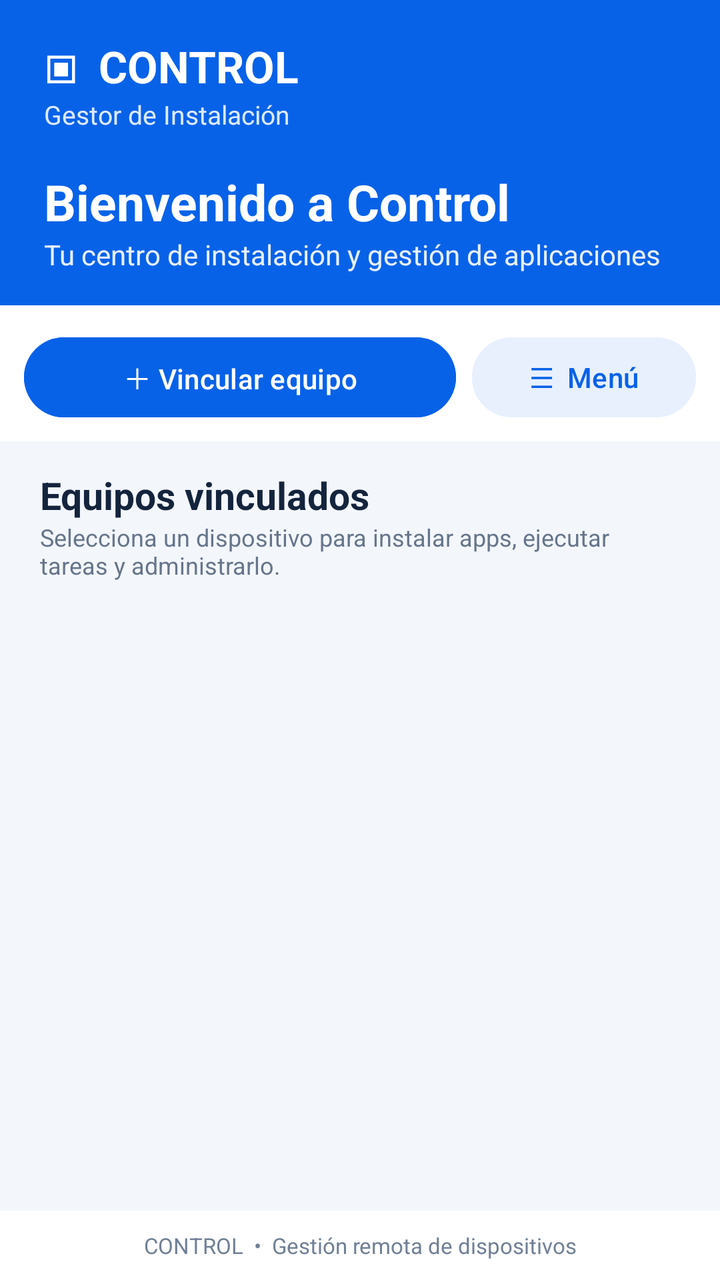
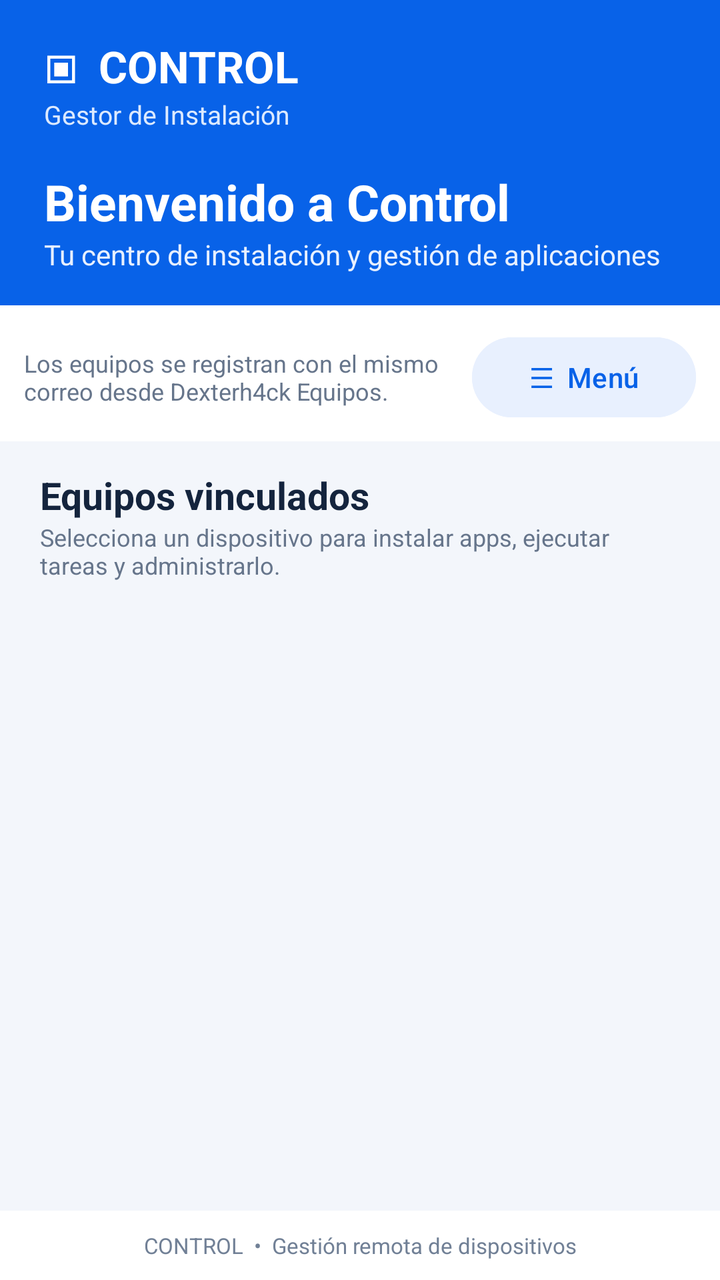

An Android layout rendered at two revisions. The XML below is the earlier revision; the diff shows what the commit changed to produce the second picture.
<!-- AndroidManifest.xml: application theme Theme.DexterControl -->
<!-- res/layout/activity_device_list.xml -->
<?xml version="1.0" encoding="utf-8"?>
<LinearLayout xmlns:android="http://schemas.android.com/apk/res/android"
    android:layout_width="match_parent" android:layout_height="match_parent"
    android:orientation="vertical" android:background="#F3F6FB">

    <LinearLayout
        android:layout_width="match_parent" android:layout_height="wrap_content"
        android:orientation="vertical" android:paddingStart="22dp" android:paddingEnd="22dp"
        android:paddingTop="18dp" android:paddingBottom="16dp" android:background="#0862E8">

        <TextView
            android:layout_width="wrap_content" android:layout_height="wrap_content"
            android:text="▣  CONTROL" android:textColor="#FFFFFF"
            android:textSize="22sp" android:textStyle="bold" />
        <TextView
            android:layout_width="wrap_content" android:layout_height="wrap_content"
            android:text="Gestor de Instalación" android:textColor="#DCEAFF"
            android:textSize="13sp" />
        <TextView
            android:layout_width="match_parent" android:layout_height="wrap_content"
            android:layout_marginTop="18dp" android:text="Bienvenido a Control"
            android:textColor="#FFFFFF" android:textSize="25sp" android:textStyle="bold" />
        <TextView
            android:layout_width="match_parent" android:layout_height="wrap_content"
            android:text="Tu centro de instalación y gestión de aplicaciones"
            android:textColor="#E7F0FF" android:textSize="14sp" />
    </LinearLayout>

    <LinearLayout
        android:layout_width="match_parent" android:layout_height="wrap_content"
        android:orientation="horizontal" android:gravity="center_vertical"
        android:paddingStart="12dp" android:paddingEnd="12dp" android:paddingTop="12dp"
        android:paddingBottom="8dp" android:background="#FFFFFF">

        <Button android:id="@+id/btnPair" android:layout_width="0dp"
            android:layout_height="48dp" android:layout_weight="1"
            android:text="＋ Vincular equipo" android:textAllCaps="false"
            android:textColor="#FFFFFF" android:backgroundTint="#0862E8" />
        <Button android:id="@+id/btnMenu" android:layout_width="wrap_content"
            android:layout_height="48dp" android:layout_marginStart="8dp"
            android:minWidth="112dp" android:text="☰  Menú"
            android:textAllCaps="false" android:textColor="#0862E8"
            android:backgroundTint="#E8F0FE" />
    </LinearLayout>

    <LinearLayout
        android:layout_width="match_parent" android:layout_height="wrap_content"
        android:orientation="vertical" android:paddingStart="20dp"
        android:paddingEnd="20dp" android:paddingTop="14dp" android:paddingBottom="8dp">
        <TextView android:layout_width="match_parent" android:layout_height="wrap_content"
            android:text="Equipos vinculados" android:textColor="#14243D"
            android:textSize="19sp" android:textStyle="bold" />
        <TextView android:layout_width="match_parent" android:layout_height="wrap_content"
            android:text="Selecciona un dispositivo para instalar apps, ejecutar tareas y administrarlo."
            android:textColor="#66758B" android:textSize="12sp" />
    </LinearLayout>

    <FrameLayout android:layout_width="match_parent"
        android:layout_height="0dp" android:layout_weight="1"
        android:background="#F3F6FB">

        <androidx.recyclerview.widget.RecyclerView
            android:id="@+id/rvDevices" android:layout_width="match_parent"
            android:layout_height="match_parent" android:clipToPadding="false"
            android:paddingStart="12dp" android:paddingEnd="12dp"
            android:paddingTop="6dp" android:paddingBottom="12dp" />

        <ProgressBar android:id="@+id/progressBar"
            android:layout_width="wrap_content" android:layout_height="wrap_content"
            android:layout_gravity="center" android:visibility="gone" />

        <TextView android:id="@+id/tvEmpty"
            android:layout_width="match_parent" android:layout_height="wrap_content"
            android:layout_gravity="center" android:gravity="center"
            android:padding="28dp" android:text="@string/no_devices"
            android:textColor="#66758B" android:textSize="15sp"
            android:visibility="gone" />
    </FrameLayout>

    <TextView android:layout_width="match_parent" android:layout_height="wrap_content"
        android:padding="10dp" android:gravity="center"
        android:background="#FFFFFF" android:text="CONTROL  •  Gestión remota de dispositivos"
        android:textColor="#718096" android:textSize="11sp" />
</LinearLayout>
<!-- resources referenced by this layout -->
<resources>
  <string name="no_devices">No hay equipos conectados</string>
  <style name="Theme.DexterControl" parent="Theme.Material3.Light.NoActionBar">
          <item name="colorPrimary">@color/primary</item>
          <item name="colorPrimaryDark">@color/primary_dark</item>
          <item name="colorAccent">@color/accent</item>
          <item name="android:windowBackground">@color/background</item>
          <item name="android:colorPrimary">@color/primary</item>
          <item name="android:colorPrimaryDark">@color/primary_dark</item>
          <item name="android:colorAccent">@color/accent</item>
          <item name="android:statusBarColor" tools:targetApi="l">@color/primary_dark</item>
          <item name="android:navigationBarColor" tools:targetApi="l">@color/white</item>
      </style>
  <color name="primary">#0862E8</color>
  <color name="primary_dark">#0649B4</color>
  <color name="accent">#2F80ED</color>
  <color name="background">#F3F6FB</color>
  <color name="white">#FFFFFF</color>
</resources>

<!-- the commit's change to res/layout/activity_device_list.xml (unified diff, before → after) -->
@@ -32,10 +32,13 @@
         android:paddingStart="12dp" android:paddingEnd="12dp" android:paddingTop="12dp"
         android:paddingBottom="8dp" android:background="#FFFFFF">
 
-        <Button android:id="@+id/btnPair" android:layout_width="0dp"
-            android:layout_height="48dp" android:layout_weight="1"
-            android:text="＋ Vincular equipo" android:textAllCaps="false"
-            android:textColor="#FFFFFF" android:backgroundTint="#0862E8" />
+        <TextView
+            android:layout_width="0dp"
+            android:layout_height="wrap_content"
+            android:layout_weight="1"
+            android:text="Los equipos se registran con el mismo correo desde Dexterh4ck Equipos."
+            android:textColor="#66758B"
+            android:textSize="12sp" />
         <Button android:id="@+id/btnMenu" android:layout_width="wrap_content"
             android:layout_height="48dp" android:layout_marginStart="8dp"
             android:minWidth="112dp" android:text="☰  Menú"
